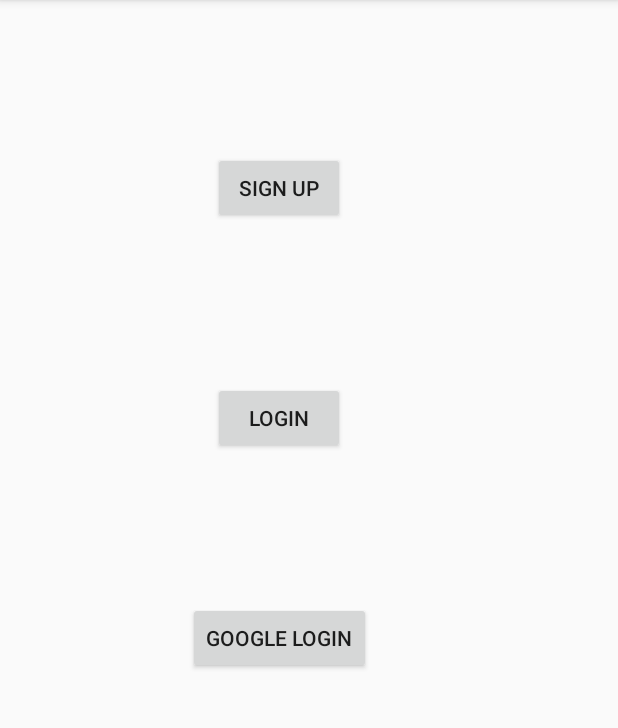
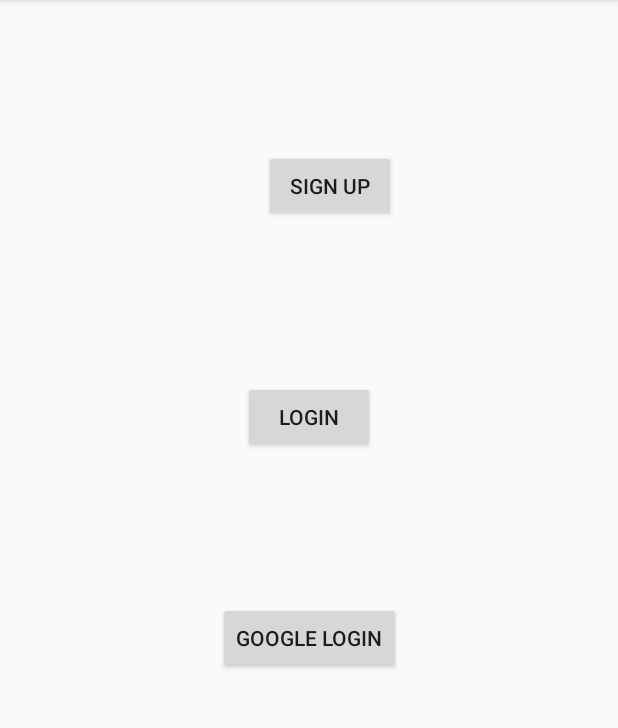
Before and after one commit to emmicourt/Flsh, an Android app: the screen it shows after launch (IntialScreen), on a phone screen of 412 x 824 dp, the part 84-812 px from its top. Run offline under Robolectric (Android 15) with nearby library versions, the phone set to English and light mode, and no system bars; our stand-ins replace Firebase (no records; nobody signed in at launch, a user with empty details on screens opened directly).

Commit message:
centeralize initial screen and non touch manipulatable rating

```diff
--- a/app/src/main/res/layout/activity_intial_screen.xml
+++ b/app/src/main/res/layout/activity_intial_screen.xml
@@ -11,10 +11,8 @@
         android:layout_width="wrap_content"
         android:layout_height="wrap_content"
         android:layout_marginBottom="27dp"
-        android:layout_marginEnd="168dp"
-        android:layout_marginLeft="128dp"
-        android:layout_marginRight="168dp"
-        android:layout_marginStart="128dp"
+        android:layout_marginEnd="148dp"
+        android:layout_marginStart="148dp"
         android:layout_marginTop="34dp"
         android:onClick="onClick"
         android:text="Login"
@@ -27,14 +25,13 @@
         android:id="@+id/button3"
         android:layout_width="wrap_content"
         android:layout_height="wrap_content"
-        android:layout_marginEnd="168dp"
-        android:layout_marginLeft="128dp"
-        android:layout_marginRight="168dp"
-        android:layout_marginStart="128dp"
-        android:layout_marginTop="101dp"
+        android:layout_marginEnd="148dp"
+        android:layout_marginStart="148dp"
+        android:layout_marginTop="100dp"
         android:onClick="onClick"
         android:text="Sign Up"
         app:layout_constraintEnd_toEndOf="parent"
+        app:layout_constraintHorizontal_bias="1.0"
         app:layout_constraintStart_toStartOf="parent"
         app:layout_constraintTop_toTopOf="parent" />
 
@@ -42,16 +39,14 @@
         android:id="@+id/button5"
         android:layout_width="wrap_content"
         android:layout_height="wrap_content"
-        android:layout_marginEnd="168dp"
-        android:layout_marginStart="128dp"
+        android:layout_marginEnd="148dp"
+        android:layout_marginStart="148dp"
         android:text="Google login"
         app:layout_constraintBottom_toBottomOf="parent"
         app:layout_constraintEnd_toEndOf="parent"
         app:layout_constraintStart_toStartOf="parent"
         app:layout_constraintTop_toTopOf="parent"
-        app:layout_constraintVertical_bias="0.557"
-        android:layout_marginRight="168dp"
-        android:layout_marginLeft="128dp" />
+        app:layout_constraintVertical_bias="0.557" />
 
 
 </android.support.constraint.ConstraintLayout>
```
Also changed, not shown: app/src/main/res/layout/activity_profile_page.xml (+19 -17 lines).
